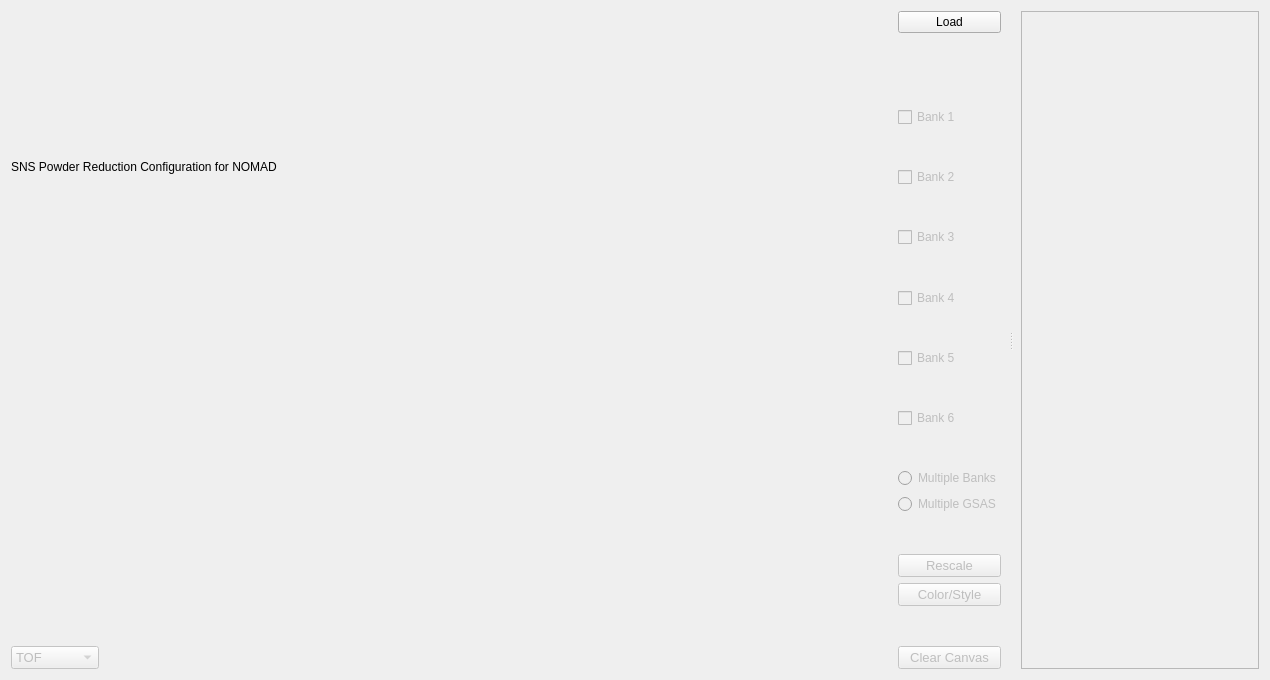
First picture: the form in addie/ui/splitui_rietveld_tab.ui, repository neutrons/addie, before the edit.
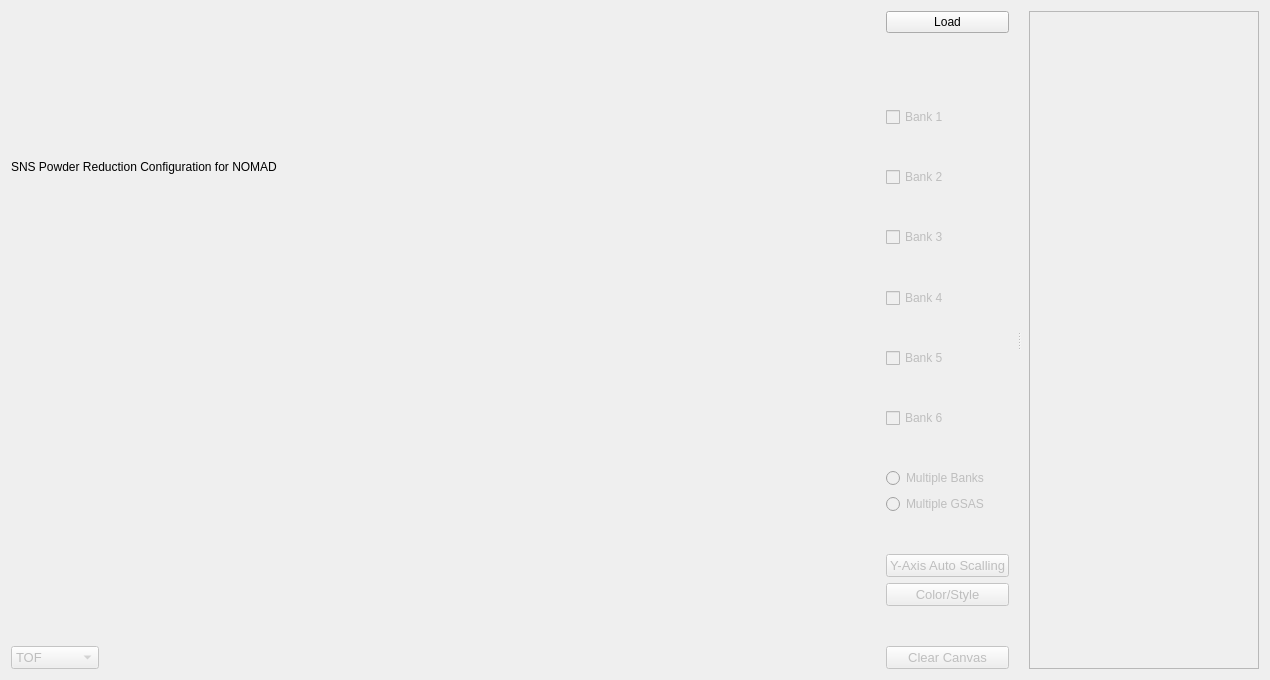
Second picture: the form after the edit.

Commit message: Renamed button to make it more intuite. Was: Rescale, Now: Y-Axis Auto Scalling

The edit to the form file:
```diff
--- a/addie/ui/splitui_rietveld_tab.ui
+++ b/addie/ui/splitui_rietveld_tab.ui
@@ -380,7 +380,7 @@
               </font>
              </property>
              <property name="text">
-              <string>Rescale</string>
+              <string>Y-Axis Auto Scalling</string>
              </property>
             </widget>
            </item>
```
